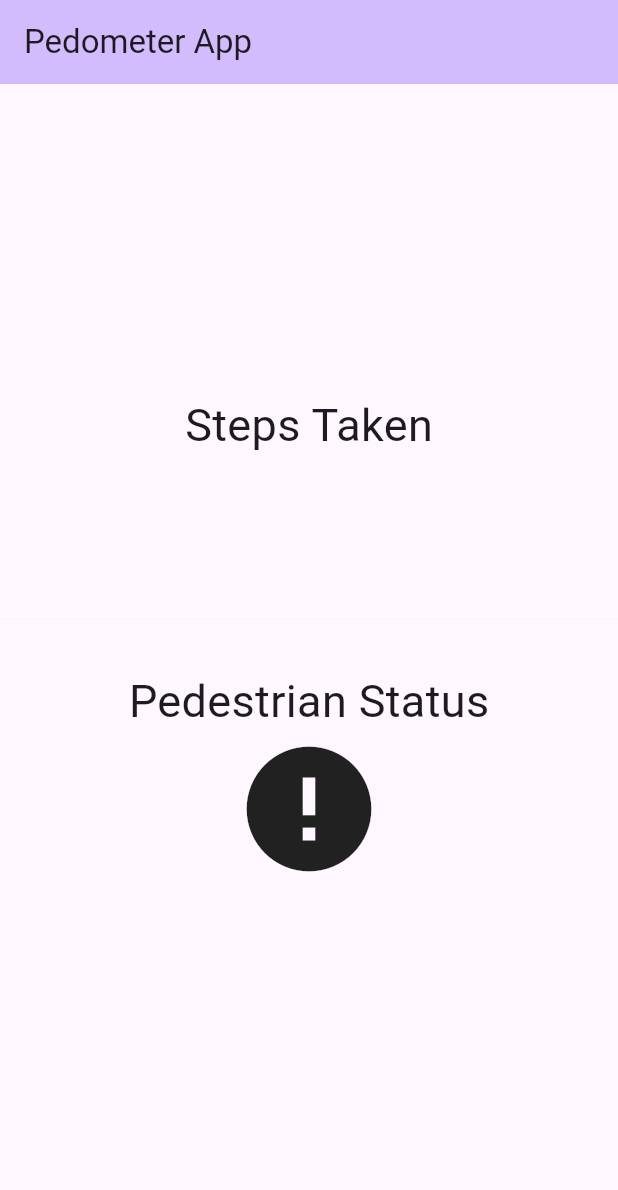
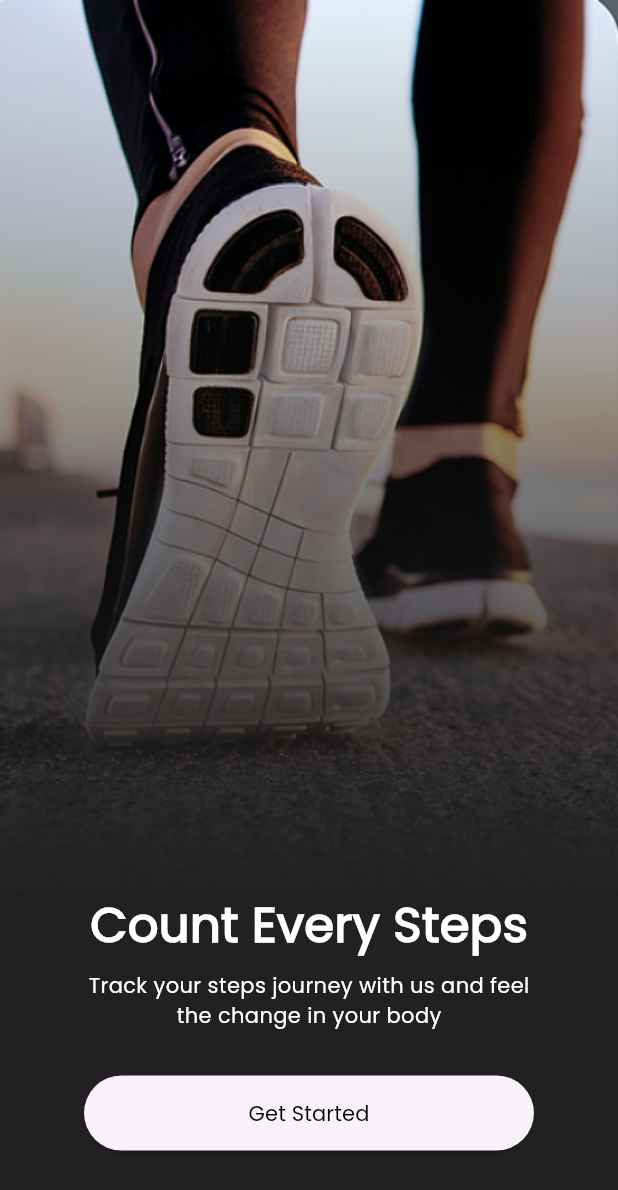
Before and after one commit to hozefa-hs/pedometer_app, a Flutter app: the screen it shows after launch, on a phone screen of 412 x 824 dp. Shown: the top 1190 px of the screen. Run offline on Flutter 3.47's test engine with Material 3 defaults, Android fonts, the phone set to English and light mode, and no system bars; our stand-ins replace pedometer.

Commit message:
Fixed Bugs

```diff
--- /dev/null
+++ b/lib/home_screen.dart
@@ -0,0 +1,106 @@
+import 'package:flutter/material.dart';
+import 'package:pedometer/pedometer.dart';
+
+class MyHomePage extends StatefulWidget {
+  const MyHomePage({super.key});
+
+  @override
+  State<MyHomePage> createState() => _MyHomePageState();
+}
+
+class _MyHomePageState extends State<MyHomePage> {
+  late Stream<StepCount> _stepCountStream;
+  late Stream<PedestrianStatus> _pedestrianStatusStream;
+  String _status = '';
+  String _steps = '';
+
+  @override
+  void initState() {
+    super.initState();
+    initPlatformState();
+  }
+
+  @override
+  Widget build(BuildContext context) {
+    return Scaffold(
+      appBar: AppBar(
+        backgroundColor: Theme.of(context).colorScheme.inversePrimary,
+        title: const Text('Pedometer App'),
+      ),
+      body: Center(
+        child: Column(
+          mainAxisAlignment: MainAxisAlignment.center,
+          children: [
+            const Text(
+              'Steps Taken',
+              style: TextStyle(fontSize: 30),
+            ),
+            Text(
+              _steps,
+              style: const TextStyle(fontSize: 50),
+            ),
+            const Divider(
+              height: 70,
+              thickness: 0,
+              color: Colors.white,
+            ),
+            const Text(
+              'Pedestrian Status',
+              style: TextStyle(fontSize: 30),
+            ),
+            Icon(
+              _status == 'walking'
+                  ? Icons.directions_walk
+                  : _status == 'stopped'
+                      ? Icons.accessibility_new
+                      : Icons.error,
+              size: 100,
+            ),
+            Text(
+              _status,
+              style: _status == 'walking' && _status == 'stopped'
+                  ? const TextStyle(fontSize: 30, fontWeight: FontWeight.bold)
+                  : const TextStyle(fontSize: 20, fontWeight: FontWeight.bold),
+            ),
+          ],
+        ),
+      ),
+    );
+  }
+
+  void initPlatformState() {
+    _pedestrianStatusStream = Pedometer.pedestrianStatusStream;
+    _pedestrianStatusStream
+        .listen(onPedestrianStatusChanged)
+        .onError(onPedestrianStatusError);
+
+    _stepCountStream = Pedometer.stepCountStream;
+    _stepCountStream.listen(onStepCount).onError(onStepCountError);
+
+    if (!mounted) return;
+  }
+
+  void onStepCount(StepCount event) {
+    setState(() {
+      _steps = event.steps.toString();
+    });
+  }
+
+  void onPedestrianStatusChanged(PedestrianStatus event) {
+    setState(() {
+      _status = event.status;
+    });
+  }
+
+  void onPedestrianStatusError(error) {
+    setState(() {
+      _status = 'Pedestrian Status not available';
+    });
+  }
+
+  void onStepCountError(error) {
+    setState(() {
+      _steps = 'Step count not available';
+    });
+  }
+}
--- a/lib/main.dart
+++ b/lib/main.dart
@@ -1,6 +1,7 @@
 import 'package:flutter/material.dart';
-import 'package:pedometer/pedometer.dart';
+import 'package:pedometer_app/splash_screen.dart';
 import 'dart:async';
+import 'home_screen.dart';
 
 void main() {
   runApp(const MyApp());
@@ -17,112 +18,9 @@ class MyApp extends StatelessWidget {
       theme: ThemeData(
         colorScheme: ColorScheme.fromSeed(seedColor: Colors.deepPurple),
         useMaterial3: true,
+        fontFamily: 'Poppins',
       ),
-      home: const MyHomePage(),
+      home: const SplashScreen(),
     );
   }
 }
-
-class MyHomePage extends StatefulWidget {
-  const MyHomePage({super.key});
-
-  @override
-  State<MyHomePage> createState() => _MyHomePageState();
-}
-
-class _MyHomePageState extends State<MyHomePage> {
-  late Stream<StepCount> _stepCountStream;
-  late Stream<PedestrianStatus> _pedestrianStatusStream;
-  String _status = '';
-  String _steps = '';
-
-  @override
-  void initState() {
-    super.initState();
-    initPlatformState();
-  }
-
-  @override
-  Widget build(BuildContext context) {
-    return Scaffold(
-      appBar: AppBar(
-        backgroundColor: Theme.of(context).colorScheme.inversePrimary,
-        title: const Text('Pedometer App'),
-      ),
-      body: Center(
-        child: Column(
-          mainAxisAlignment: MainAxisAlignment.center,
-          children: [
-            const Text(
-              'Steps Taken',
-              style: TextStyle(fontSize: 30),
-            ),
-            Text(
-              _steps,
-              style: const TextStyle(fontSize: 50),
-            ),
-            const Divider(
-              height: 70,
-              thickness: 0,
-              color: Colors.white,
-            ),
-            const Text(
-              'Pedestrian Status',
-              style: TextStyle(fontSize: 30),
-            ),
-            Icon(
-              _status == 'walking'
-                  ? Icons.directions_walk
-                  : _status == 'stopped'
-                      ? Icons.accessibility_new
-                      : Icons.error,
-              size: 100,
-            ),
-            Text(
-              _status,
-              style: _status == 'walking' && _status == 'stopped'
-                  ? const TextStyle(fontSize: 30, fontWeight: FontWeight.bold)
-                  : const TextStyle(fontSize: 20, fontWeight: FontWeight.bold),
-            ),
-          ],
-        ),
-      ),
-    );
-  }
-
-  void initPlatformState() {
-    _pedestrianStatusStream = Pedometer.pedestrianStatusStream;
-    _pedestrianStatusStream
-        .listen(onPedestrianStatusChanged)
-        .onError(onPedestrianStatusError);
-
-    _stepCountStream = Pedometer.stepCountStream;
-    _stepCountStream.listen(onStepCount).onError(onStepCountError);
-
-    if (!mounted) return;
-  }
-
-  void onStepCount(StepCount event) {
-    setState(() {
-      _steps = event.steps.toString();
-    });
-  }
-
-  void onPedestrianStatusChanged(PedestrianStatus event) {
-    setState(() {
-      _status = event.status;
-    });
-  }
-
-  void onPedestrianStatusError(error) {
-    setState(() {
-      _status = 'Pedestrian Status not available';
-    });
-  }
-
-  void onStepCountError(error) {
-    setState(() {
-      _steps = 'Step count not available';
-    });
-  }
-}
--- /dev/null
+++ b/lib/splash_screen.dart
@@ -0,0 +1,90 @@
+import 'package:flutter/material.dart';
+import 'package:pedometer_app/home_screen.dart';
+
+class SplashScreen extends StatefulWidget {
+  const SplashScreen({super.key});
+
+  @override
+  State<SplashScreen> createState() => _SplashScreenState();
+}
+
+class _SplashScreenState extends State<SplashScreen> {
+  @override
+  Widget build(BuildContext context) {
+    return Scaffold(
+      body: Stack(
+        children: [
+          Image.asset(
+            'assets/images/splash_image.png',
+            fit: BoxFit.cover,
+            // width: double.infinity,
+            // height: double.infinity,
+          ),
+          Align(
+            alignment: Alignment.bottomCenter,
+            child: Container(
+              height: 230,
+              width: double.infinity,
+              decoration: BoxDecoration(
+                color: Colors.grey.shade900,
+                boxShadow: [
+                  BoxShadow(
+                    color: Colors.grey.shade900,
+                    blurRadius: 100,
+                    spreadRadius: 20,
+                  )
+                ],
+              ),
+              child: Column(
+                children: [
+                  Text(
+                    "Count Every Steps",
+                    style: TextStyle(
+                      color: Colors.white,
+                      fontWeight: FontWeight.bold,
+                      fontSize: 32,
+                    ),
+                  ),
+                  SizedBox(
+                    height: 7,
+                  ),
+                  Text(
+                    "Track your steps journey with us and feel",
+                    style: TextStyle(
+                        color: Colors.white, fontWeight: FontWeight.w200),
+                  ),
+                  Text(
+                    "the change in your body",
+                    style: TextStyle(
+                        color: Colors.white, fontWeight: FontWeight.w200),
+                  ),
+                  SizedBox(
+                    height: 30,
+                  ),
+                  Container(
+                    height: 50,
+                    width: 300,
+                    child: ElevatedButton(
+                      onPressed: () {
+                        Navigator.pushReplacement(
+                          context,
+                          MaterialPageRoute(
+                            builder: (context) => MyHomePage(),
+                          ),
+                        );
+                      },
+                      child: Text(
+                        "Get Started",
+                        style: TextStyle(color: Colors.black),
+                      ),
+                    ),
+                  ),
+                ],
+              ),
+            ),
+          ),
+        ],
+      ),
+    );
+  }
+}
```
Also changed, not shown: pubspec.yaml (+6 -6 lines), assets/fonts/Poppins-Regular.ttf (added), assets/images/splash_image.png (added), pubspec.lock.
